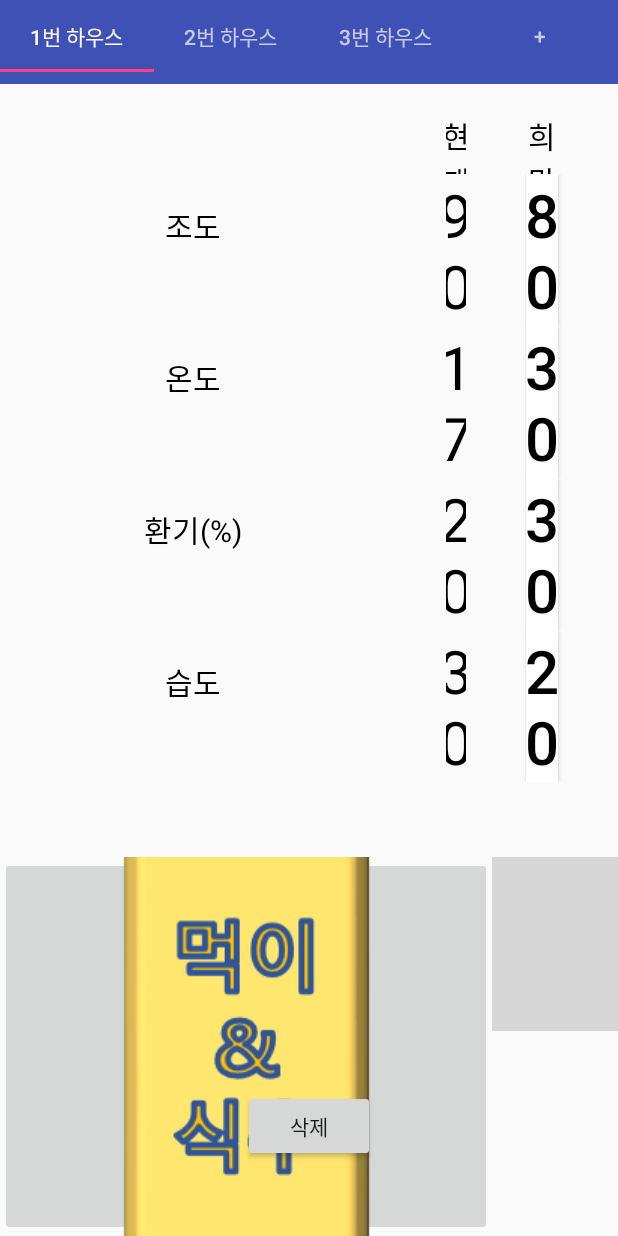
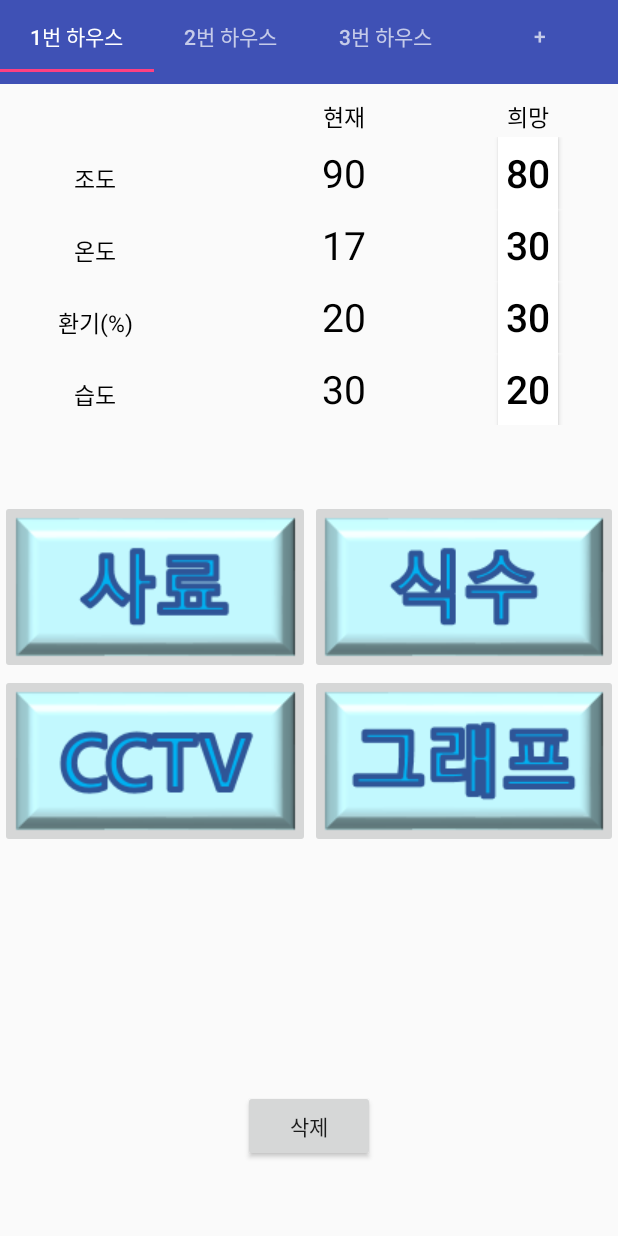
Before and after one commit to Jake2433/CreativeDesign, an Android app: the ChickenFarm1 screen opened directly, with no data from a screen before it, on a phone screen of 412 x 824 dp. Run offline under Robolectric (Android 15) with nearby library versions, the phone set to English and light mode, and no system bars; grey boxes are pictures that could not be loaded.

Commit message:
adding image buttons

```diff
--- a/SmartFarm/app/src/main/java/com/example/kyb24/smartfarm/Farms/ChickenFarm1.java
+++ b/SmartFarm/app/src/main/java/com/example/kyb24/smartfarm/Farms/ChickenFarm1.java
@@ -31,7 +31,7 @@
 
         btnCreate = (Button)view.findViewById(R.id.btnCreate);
        // btnCreate.setOnClickListener();
-
+    // fuck
         return view;
     }
 
--- a/SmartFarm/app/src/main/res/layout/fragment_add_fram.xml
+++ b/SmartFarm/app/src/main/res/layout/fragment_add_fram.xml
@@ -23,7 +23,8 @@
             android:layout_marginLeft="20dp"
             android:orientation="horizontal"
             tools:layout_editor_absoluteX="8dp"
-            tools:layout_editor_absoluteY="164dp">
+            tools:layout_editor_absoluteY="164dp"
+            android:id="@+id/linearLayout">
 
             <TextView
                 android:id="@+id/textView4"
@@ -58,5 +59,6 @@
             android:background="@android:color/holo_orange_light"
             android:textSize="30dp"
             android:text="하우스 생성" />
+
     </RelativeLayout>
 </android.support.constraint.ConstraintLayout>
--- a/SmartFarm/app/src/main/res/values/styles.xml
+++ b/SmartFarm/app/src/main/res/values/styles.xml
@@ -13,7 +13,7 @@
 
     <style name="StatusName">
         <item name="android:layout_width">fill_parent</item>
-        <item name="android:textSize">20sp</item>
+        <item name="android:textSize">15sp</item>
         <item name="android:layout_marginRight">40dp</item>
         <item name="android:textColor">@android:color/black</item>
         <item name="android:gravity">center</item>
@@ -21,7 +21,7 @@
     </style>
 
     <style name="StatusValue" parent="StatusName">
-        <item name="android:textSize">40sp</item>
+        <item name="android:textSize">26sp</item>
     </style>
 
     <style name="DesirButton" parent="StatusValue">
@@ -29,8 +29,8 @@
     </style>
 
     <style name="BtnManipulation">
-        <item name="android:width">50dp</item>
-        <item name="android:height">100dp</item>
+        <item name="android:width">30dp</item>
+        <item name="android:height">40dp</item>
         <item name="android:gravity">center</item>
         <item name="android:layout_weight">1</item>
     </style>
```
Also changed, not shown: SmartFarm/app/src/main/res/drawable/cctv.png, SmartFarm/app/src/main/res/drawable/feed.png, SmartFarm/app/src/main/res/drawable/graph.png (added), SmartFarm/app/src/main/res/drawable/water.png (added).
